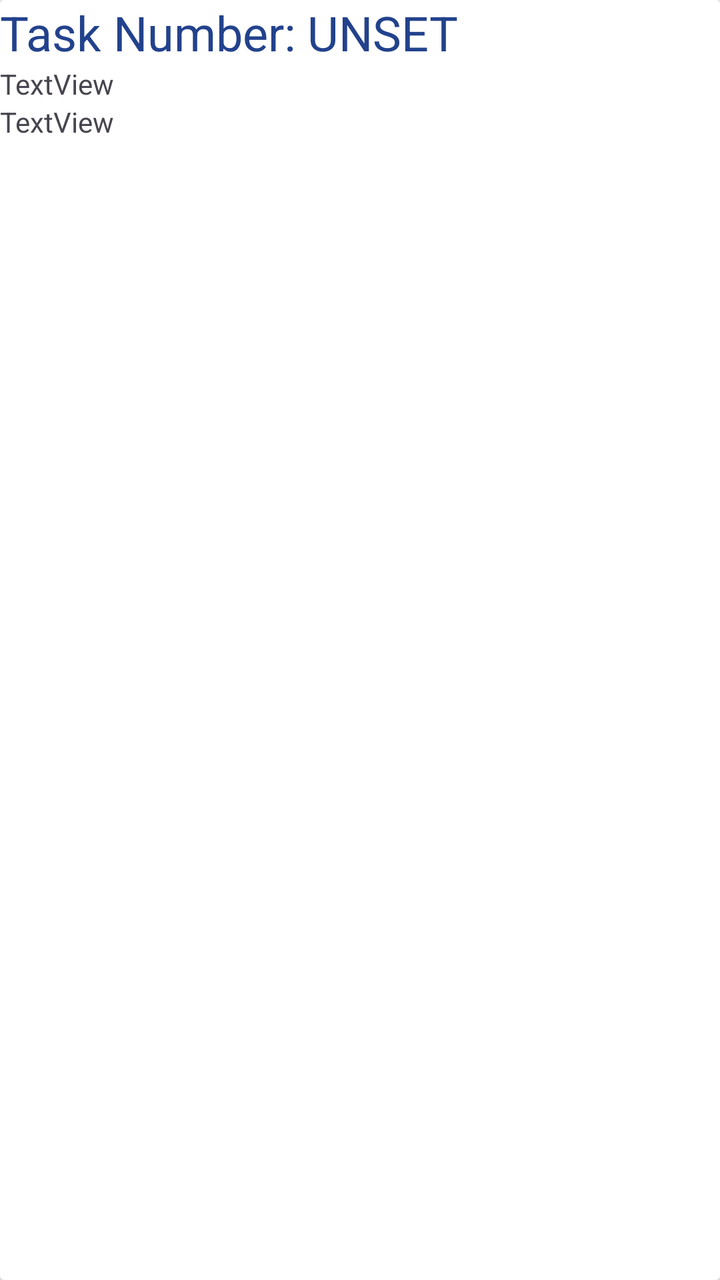
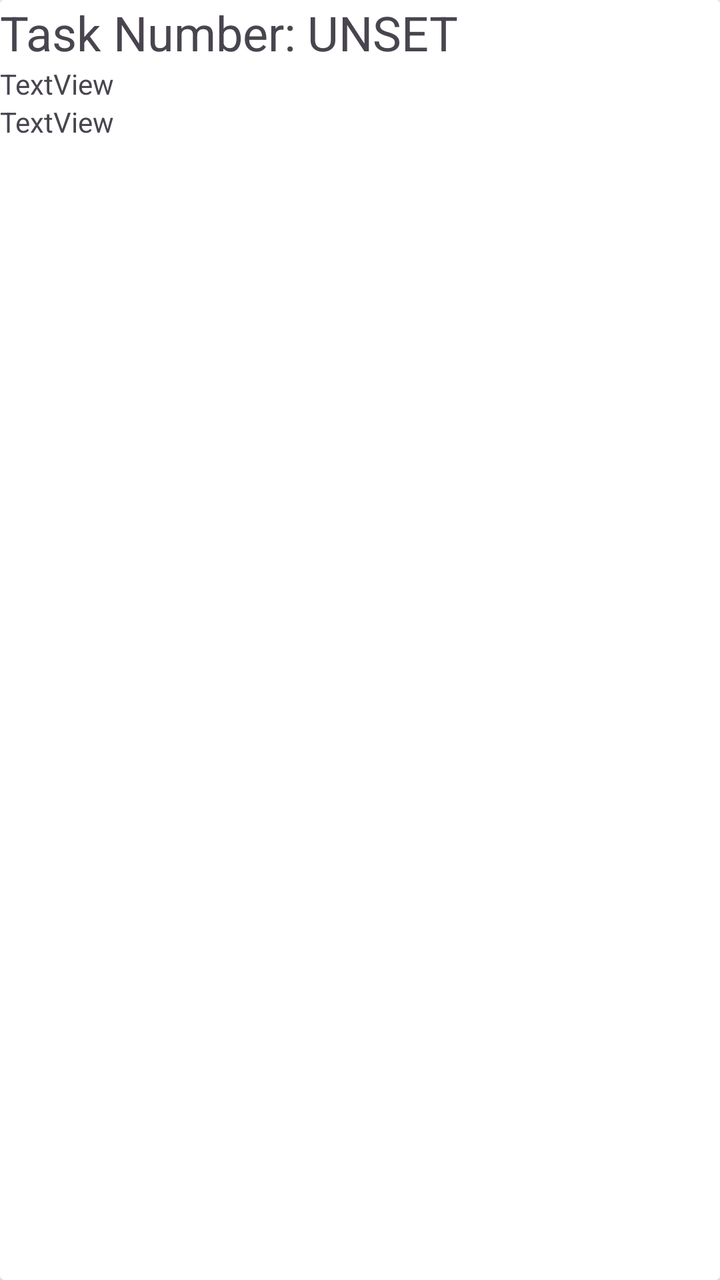

The first picture is an Android layout as it rendered before a commit; the second is the same layout after the commit. The layout source and the unified diff follow.
<!-- AndroidManifest.xml: application theme Theme.TaskWhiz -->
<!-- res/layout/task_card.xml -->
<?xml version="1.0" encoding="utf-8"?>
<androidx.cardview.widget.CardView xmlns:android="http://schemas.android.com/apk/res/android"
             android:layout_width="match_parent"
             android:layout_height="match_parent">

    <LinearLayout
        android:layout_width="match_parent"
        android:layout_height="match_parent"
        android:orientation="vertical">

        <TextView
            android:id="@+id/positionField"
            android:layout_width="match_parent"
            android:layout_height="wrap_content"
            android:text="Task Number: UNSET"
            android:textColor="#22428C"
            android:textSize="24sp" />

        <TextView
            android:id="@+id/description"
            android:layout_width="match_parent"
            android:layout_height="wrap_content"
            android:text="TextView" />

        <TextView
            android:id="@+id/localDate"
            android:layout_width="match_parent"
            android:layout_height="wrap_content"
            android:text="TextView" />
    </LinearLayout>
</androidx.cardview.widget.CardView>
<!-- resources referenced by this layout -->
<resources>
  <style name="Theme.TaskWhiz" parent="Base.Theme.TaskWhiz" />
  <style name="Base.Theme.TaskWhiz" parent="Theme.Material3.DayNight.NoActionBar">
          
          
      </style>
</resources>

<!-- the commit's change to res/layout/task_card.xml (unified diff, before → after) -->
@@ -13,7 +13,6 @@
             android:layout_width="match_parent"
             android:layout_height="wrap_content"
             android:text="Task Number: UNSET"
-            android:textColor="#22428C"
             android:textSize="24sp" />
 
         <TextView
